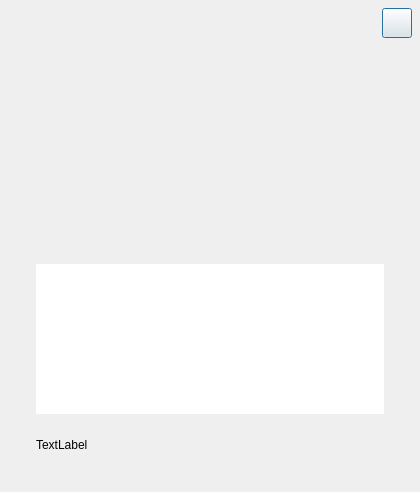
Qt form src/windows/about-dialog.ui (ukui/peony) before a commit.
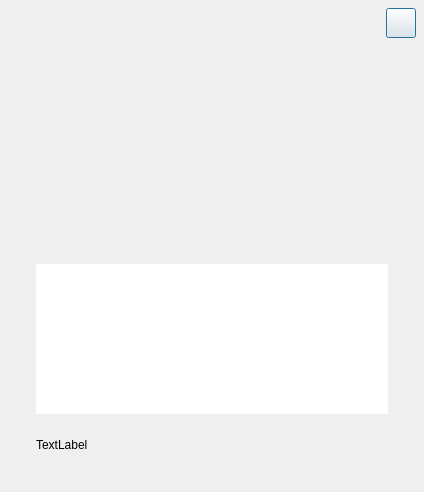
The same form after that commit.

Commit message: [Fix] adjust ui for format-dialog and about-dialog Link #43948

What changed in the file:
```diff
--- a/src/windows/about-dialog.ui
+++ b/src/windows/about-dialog.ui
@@ -12,14 +12,14 @@
   </property>
   <property name="minimumSize">
    <size>
-    <width>420</width>
-    <height>324</height>
+    <width>424</width>
+    <height>328</height>
    </size>
   </property>
   <property name="maximumSize">
    <size>
-    <width>420</width>
-    <height>560</height>
+    <width>424</width>
+    <height>564</height>
    </size>
   </property>
   <property name="windowTitle">
```
The commit also changes 1 other file.
